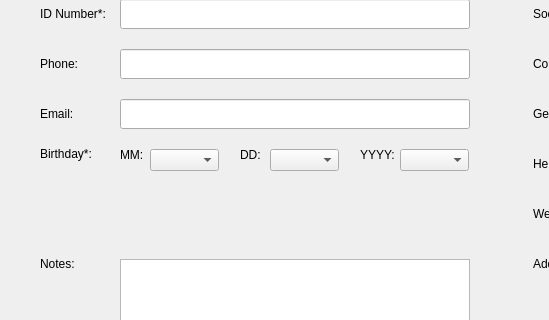
Before: the Qt Designer form DesktopApp/createnewpatientdialog.ui in michaelfong2017/landmark-annotator-desktop, drawn with Qt 5; both pictures show x 0 to 549 and y 81 to 401 of the 1002 by 537 pixel window.
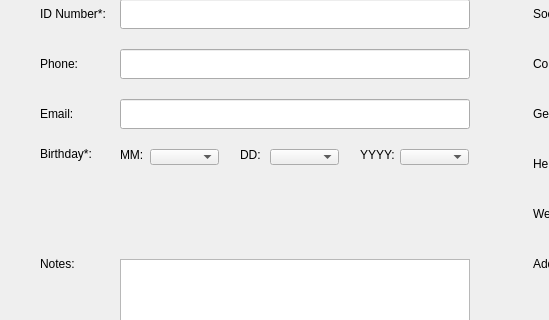
After: the same form once the commit is applied.

Commit message: date dropdowns ui

Diff of the .ui file:
```diff
--- a/DesktopApp/createnewpatientdialog.ui
+++ b/DesktopApp/createnewpatientdialog.ui
@@ -411,7 +411,7 @@
      <x>270</x>
      <y>230</y>
      <width>69</width>
-     <height>22</height>
+     <height>16</height>
     </rect>
    </property>
   </widget>
@@ -421,7 +421,7 @@
      <x>150</x>
      <y>230</y>
      <width>69</width>
-     <height>22</height>
+     <height>16</height>
     </rect>
    </property>
   </widget>
@@ -431,7 +431,7 @@
      <x>400</x>
      <y>230</y>
      <width>69</width>
-     <height>22</height>
+     <height>16</height>
     </rect>
    </property>
   </widget>
```
